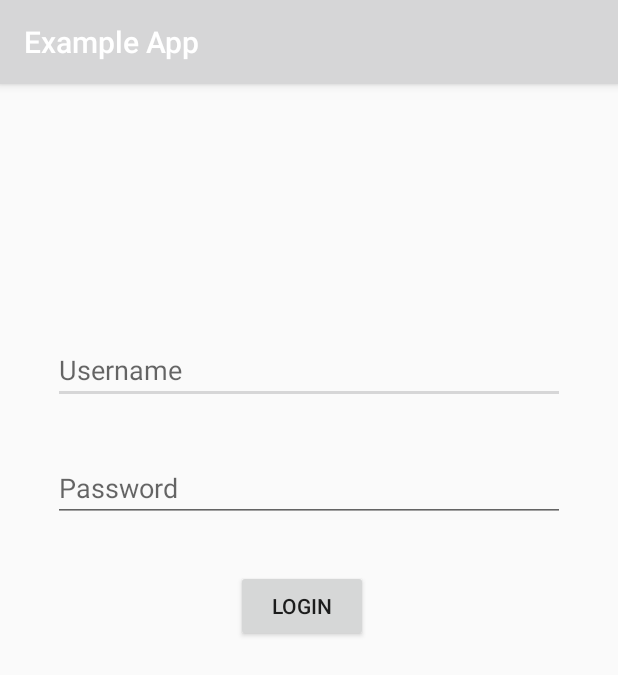
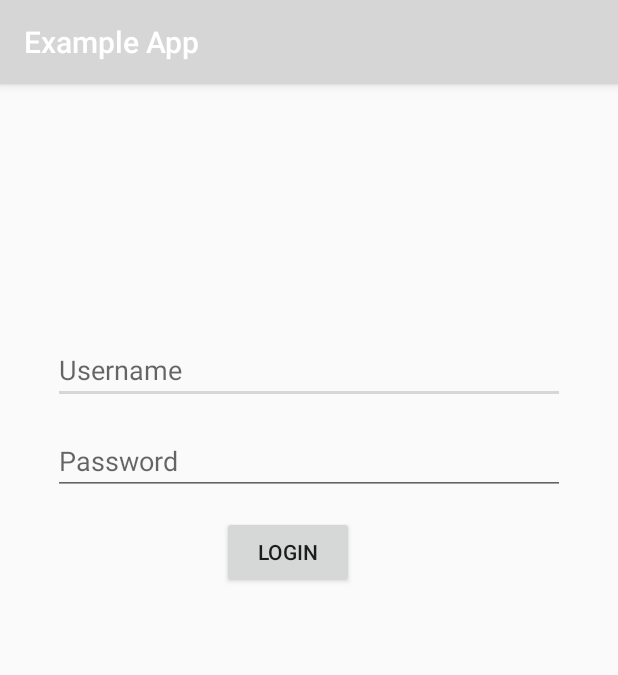
Before and after one commit to sarah-hart-landolt/Android, an Android app: the MainActivity screen opened directly, with no data from a screen before it, on a phone screen of 412 x 824 dp. Shown: the top 675 px of the screen. Run offline under Robolectric (Android 15) with nearby library versions, the phone set to English and light mode, and no system bars.

Commit message:
fixed margins

```diff
--- a/ExampleApp/app/src/main/res/layout/activity_main.xml
+++ b/ExampleApp/app/src/main/res/layout/activity_main.xml
@@ -10,17 +10,17 @@
         android:id="@+id/button"
         android:layout_width="wrap_content"
         android:layout_height="wrap_content"
-        android:layout_marginStart="157dp"
-        android:layout_marginLeft="157dp"
-        android:layout_marginEnd="167dp"
-        android:layout_marginRight="167dp"
-        android:layout_marginBottom="396dp"
+        android:layout_marginStart="148dp"
+        android:layout_marginLeft="148dp"
+        android:layout_marginTop="14dp"
+        android:layout_marginEnd="148dp"
+        android:layout_marginRight="148dp"
         android:onClick="clickFunction"
         android:text="Login"
-        app:layout_constraintBottom_toBottomOf="parent"
         app:layout_constraintEnd_toEndOf="parent"
         app:layout_constraintHorizontal_bias="0.0"
-        app:layout_constraintStart_toStartOf="parent" />
+        app:layout_constraintStart_toStartOf="parent"
+        app:layout_constraintTop_toBottomOf="@+id/editTextPassword" />
 
     <EditText
         android:id="@+id/editTextPersonName"
@@ -47,11 +47,9 @@
         android:layout_marginTop="15dp"
         android:layout_marginEnd="35dp"
         android:layout_marginRight="35dp"
-        android:layout_marginBottom="14dp"
         android:ems="10"
         android:hint="Password"
         android:inputType="textPassword"
-        app:layout_constraintBottom_toTopOf="@+id/button"
         app:layout_constraintEnd_toEndOf="parent"
         app:layout_constraintStart_toStartOf="parent"
         app:layout_constraintTop_toBottomOf="@+id/editTextPersonName" />
```
